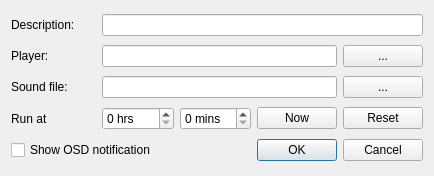
First picture: the form in src/timerdialog.ui, repository loimu/zeit, before the edit.
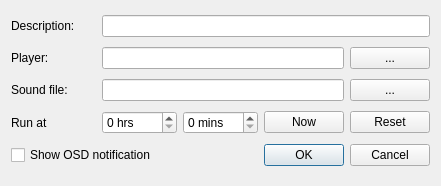
Second picture: the form after the edit.

Commit message: zeit: TimerDialog reworked

```diff
--- a/src/timerdialog.ui
+++ b/src/timerdialog.ui
@@ -1,13 +1,13 @@
 <?xml version="1.0" encoding="UTF-8"?>
 <ui version="4.0">
  <class>TimerDialog</class>
- <widget class="QDialog" name="TimerDialog">
+ <widget class="QWidget" name="TimerDialog">
   <property name="geometry">
    <rect>
     <x>0</x>
     <y>0</y>
-    <width>434</width>
-    <height>176</height>
+    <width>441</width>
+    <height>186</height>
    </rect>
   </property>
   <property name="windowTitle">
```
Left out of the diff: 35 changed lines with no effect on the pictures. The commit also changes 3 other files.
